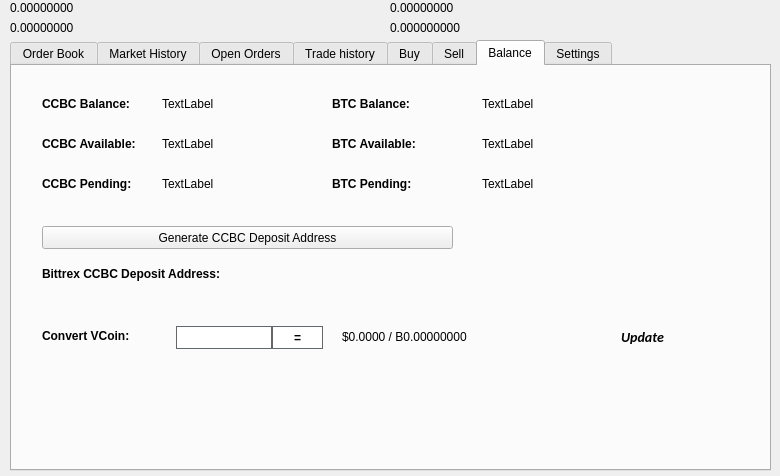
First picture: the form in src/qt/forms/tradingdialog.ui, repository poseidondev/posq, before the edit.
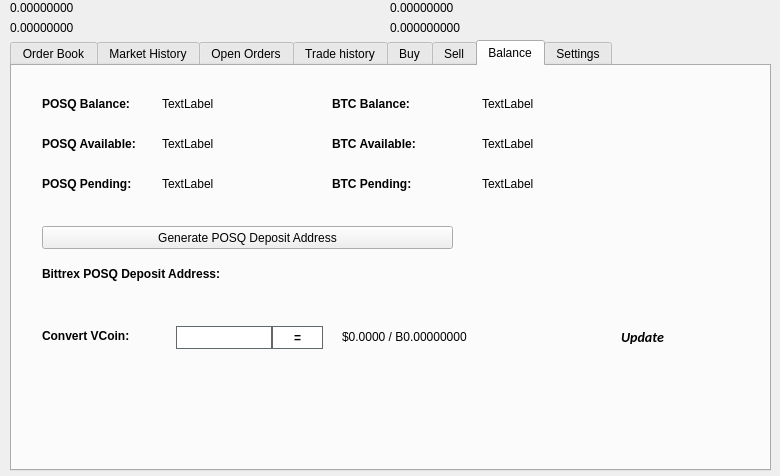
Second picture: the form after the edit. The open tabs and pages were chosen to show the change. Icons and pictures are not drawn.

Patch:
```diff
--- a/src/qt/forms/tradingdialog.ui
+++ b/src/qt/forms/tradingdialog.ui
@@ -2762,7 +2762,7 @@
       </font>
      </property>
      <property name="text">
-      <string>CCBC Balance:</string>
+      <string>POSQ Balance:</string>
      </property>
     </widget>
     <widget class="QLabel" name="label_12">
@@ -2813,7 +2813,7 @@
       </font>
      </property>
      <property name="text">
-      <string>CCBC Available:</string>
+      <string>POSQ Available:</string>
      </property>
     </widget>
     <widget class="QLabel" name="label_14">
@@ -2832,7 +2832,7 @@
       </font>
      </property>
      <property name="text">
-      <string>CCBC Pending:</string>
+      <string>POSQ Pending:</string>
      </property>
     </widget>
     <widget class="QLabel" name="CCBCPendingLabel">
@@ -2928,7 +2928,7 @@
       </font>
      </property>
      <property name="text">
-      <string>Bittrex CCBC Deposit Address:</string>
+      <string>Bittrex POSQ Deposit Address:</string>
      </property>
     </widget>
     <widget class="QPushButton" name="GenDepositBTN">
@@ -2941,7 +2941,7 @@
       </rect>
      </property>
      <property name="text">
-      <string>Generate CCBC Deposit Address</string>
+      <string>Generate POSQ Deposit Address</string>
      </property>
      <property name="icon">
       <iconset resource="../smrtc.qrc">
```
Left out of the diff: 32 changed lines with no effect on the pictures.
